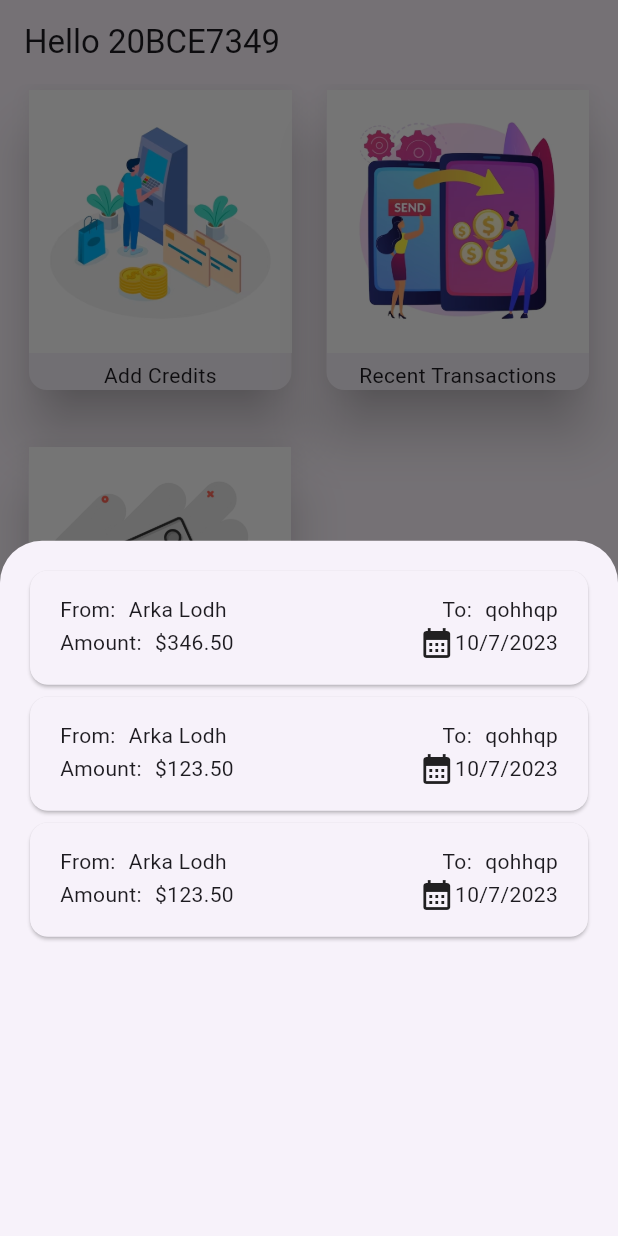
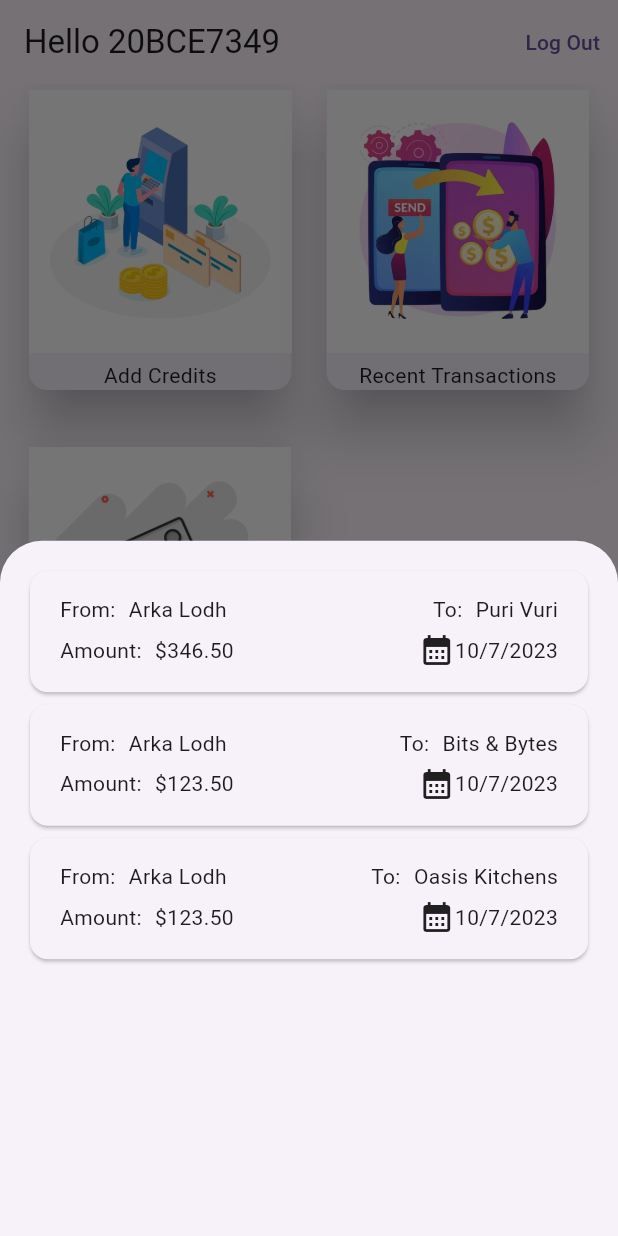
Before and after one commit to BugMasterArka/Nefos-App, a Flutter app: the screen it shows after launch, after a tap on "Recent Transactions", on a phone screen of 412 x 824 dp. Run offline on Flutter 3.47's test engine with Material 2 defaults, Android fonts, the light colour scheme and no system bars.

Commit message:
added retailer model and used retailer names

```diff
--- a/lib/card_menu.dart
+++ b/lib/card_menu.dart
@@ -37,6 +37,12 @@ class _CardMenuState extends State<CardMenu> {
     return Scaffold(
       appBar: AppBar(
         title: const Text('Hello 20BCE7349'),
+        actions: [
+          TextButton(
+            onPressed: () {},
+            child: const Text('Log Out'),
+          ),
+        ],
       ),
       body: Column(
         children: [
--- a/lib/data/dummy_json.dart
+++ b/lib/data/dummy_json.dart
@@ -1,6 +1,6 @@
 var registeredPeople = [
   {
-    "id":"oqhdoqd",
+    "id": "oqhdoqd",
     "name": "Arka Lodh",
     "reg_no": "20BCE7349",
     "wallet_id": "ceocucqoeqyo39729383t2vkq3gdiqugd31i2dggkjg2o3u",
@@ -11,7 +11,7 @@ var registeredPeople = [
     "status": true
   },
   {
-    "id":"wyo5dof",
+    "id": "wyo5dof",
     "name": "Shovan Ghara",
     "reg_no": "20BCN7034",
     "wallet_id": "kducwgeowihcoqihcqpeoihcqpchqpichqpichq9h83owgv",
@@ -22,7 +22,7 @@ var registeredPeople = [
     "status": true
   },
   {
-    "id":"1udo7sy",
+    "id": "1udo7sy",
     "name": "Shovan Ghara",
     "reg_no": "20BCN7034",
     "wallet_id": "owdyq8dhhw9ahpchwawcha9clhah2kll2c9eclec0ccblse",
@@ -37,23 +37,50 @@ var registeredPeople = [
 var registeredTransactions = [
   {
     "t_id": "wjdbqowdqo8dhq8hq8d3i45od3h8hdq3o38d0037g93g9234",
-    "student_id":"oqhdoqd",
-    "retailer_id":"qohhqp",
-    "credits":346.50,
+    "student_id": "oqhdoqd",
+    "retailer_id": "oqhc39",
+    "credits": 346.50,
     "timestamp": DateTime.now()
   },
   {
     "t_id": "euqgeiubuewo8hsov8ehoe9eheekufwe890s0s009seu0933",
-    "student_id":"oqhdoqd",
-    "retailer_id":"qohhqp",
-    "credits":123.50,
+    "student_id": "oqhdoqd",
+    "retailer_id": "qyeu67",
+    "credits": 123.50,
     "timestamp": DateTime.now()
   },
   {
     "t_id": "foq8fyqoe89wqdq0w9dh09qdhqduq0dqduqud0duwu0dq934",
-    "student_id":"oqhdoqd",
-    "retailer_id":"qohhqp",
-    "credits":123.50,
+    "student_id": "oqhdoqd",
+    "retailer_id": "sbw93x",
+    "credits": 123.50,
     "timestamp": DateTime.now()
   }
 ];
+
+var registeredRetailers = [
+  {
+    "name":"Bits & Bytes",
+    "id":"qyeu67",
+    "wallet_id":"weycfw97c7g23828938b298b2oi3hd",
+    "balance":2345.00,
+    "phone_number":"7385369247",
+    "password":"igcw981092ue1ku2eh1902eo8co283;2d2"
+  },
+  {
+    "name":"Puri Vuri",
+    "id":"oqhc39",
+    "wallet_id":"qkecvqi3g3o23bi2eo3yebc3oy9e9",
+    "balance":6495.00,
+    "phone_number":"6493642965",
+    "password":"owbc3ypq239rqs32ry902r8b23rc2309ad"
+  },
+  {
+    "name":"Oasis Kitchens",
+    "id":"sbw93x",
+    "wallet_id":"eluoblwcqo8c3o8yc32b9y938cb2938c",
+    "balance":7926.00,
+    "phone_number":"7593625485",
+    "password":"lqwb3irv2vryq9l38rvyl9q8ryq9yrryvl"
+  }
+];
--- a/lib/modals/recent_transactions.dart
+++ b/lib/modals/recent_transactions.dart
@@ -1,10 +1,12 @@
 import 'package:flutter/material.dart';
+import 'package:nefos/models/retailers/all_retailers.dart';
 
 import 'package:nefos/data/dummy_json.dart';
 import 'package:nefos/models/students/all_students.dart';
 import 'package:nefos/models/transactions/all_transactions.dart';
 import 'package:nefos/models/students/student.dart';
 import 'package:nefos/models/transactions/transaction.dart';
+import 'package:nefos/models/retailers/retailer.dart';
 import 'package:nefos/widgets/transaction_item.dart';
 
 class RecentTransactions extends StatefulWidget {
@@ -22,6 +24,9 @@ class _RecentTransactionsState extends State<RecentTransactions> {
 
   final List<Student> _students =
       AllStudents(students: registeredPeople).mappedStudents;
+
+  final List<Retailer> _retailers =
+      AllRetailers(retailers: registeredRetailers).mappedRetailers;
   @override
   Widget build(BuildContext context) {
     return Padding(
@@ -29,7 +34,17 @@ class _RecentTransactionsState extends State<RecentTransactions> {
       child: ListView.builder(
         itemCount: _recentTransactions.length,
         itemBuilder: (ctx, index) {
-          return TransactionItem(_recentTransactions[index],_students.where((student) => _recentTransactions[index].studentId==student.id).toList()[0]);
+          return TransactionItem(
+            _recentTransactions[index],
+            _students
+                .where((student) =>
+                    _recentTransactions[index].studentId == student.id)
+                .toList()[0],
+            _retailers
+                .where((retailer) =>
+                    _recentTransactions[index].retailerId == retailer.id)
+                .toList()[0],
+          );
         },
       ),
     );
--- /dev/null
+++ b/lib/models/retailers/all_retailers.dart
@@ -0,0 +1,18 @@
+import 'package:nefos/models/retailers/retailer.dart';
+
+class AllRetailers {
+  AllRetailers({required this.retailers})
+      : mappedRetailers = retailers
+            .map((retailer) => Retailer(
+                  id: retailer['id'],
+                  name: retailer['name'],
+                  walletId: retailer['wallet_id'],
+                  password: retailer['password'],
+                  balance: retailer['balance'],
+                  phone: retailer['phone_number'],
+                ))
+            .toList();
+
+  final List<Map<String, dynamic>> retailers;
+  final List<Retailer> mappedRetailers;
+}
--- /dev/null
+++ b/lib/models/retailers/retailer.dart
@@ -0,0 +1,17 @@
+class Retailer {
+  const Retailer({
+    required this.id,
+    required this.name,
+    required this.walletId,
+    required this.password,
+    required this.balance,
+    required this.phone
+  });
+
+  final String name;
+  final String id;
+  final String walletId;
+  final double balance;
+  final String phone;
+  final String password;
+}
--- a/lib/widgets/transaction_item.dart
+++ b/lib/widgets/transaction_item.dart
@@ -1,15 +1,18 @@
 import 'package:flutter/material.dart';
 import 'package:nefos/models/students/student.dart';
 import 'package:nefos/models/transactions/transaction.dart';
+import 'package:nefos/models/retailers/retailer.dart';
 import 'package:intl/intl.dart';
 
 final formatter = DateFormat.yMd();
 
 class TransactionItem extends StatelessWidget {
-  const TransactionItem(this.transaction, this.student, {super.key});
+  const TransactionItem(this.transaction, this.student, this.retailer,
+      {super.key});
 
   final Transaction transaction;
   final Student student;
+  final Retailer retailer;
 
   @override
   Widget build(BuildContext context) {
@@ -46,11 +49,14 @@ class TransactionItem extends StatelessWidget {
                       const SizedBox(
                         width: 5,
                       ),
-                      Text(transaction.retailerId),
+                      Text(retailer.name),
                     ],
                   ),
                 ),
               ],
+            ),
+            const SizedBox(
+              height: 5,
             ),
             Row(
               mainAxisAlignment: MainAxisAlignment.spaceBetween,
```
